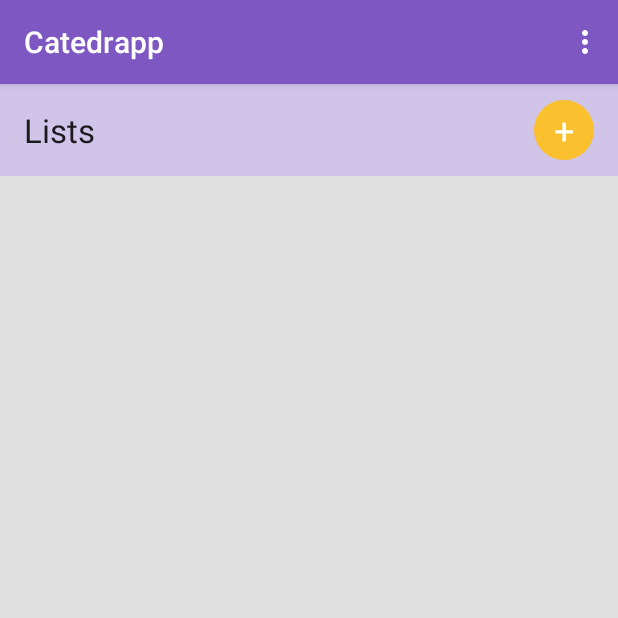
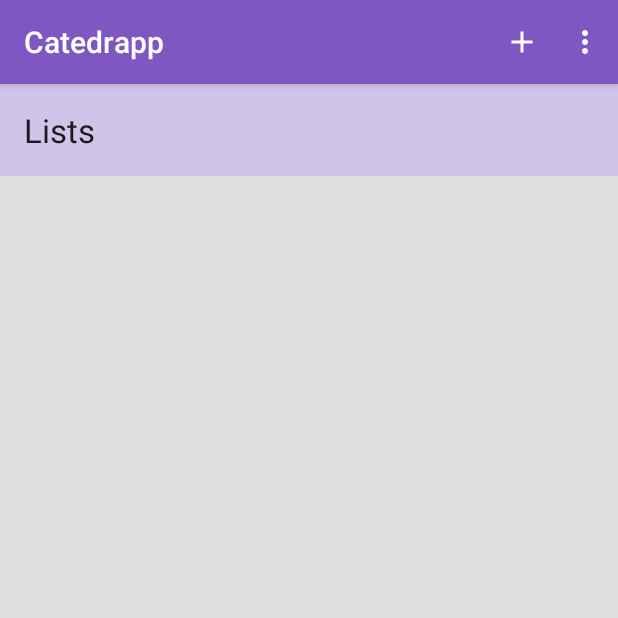
Before and after one commit to Marvalero/catedrak, an Android app: the screen it shows after launch (MainActivity), on a phone screen of 412 x 824 dp, the top half of it. Run offline under Robolectric (Android 15) with nearby library versions, the phone set to English and light mode, and no system bars.

Commit message:
Refactor on add icon

```diff
--- /dev/null
+++ b/Catedrapp/app/src/main/res/drawable/ic_add_white_24px.xml
@@ -0,0 +1,9 @@
+<vector xmlns:android="http://schemas.android.com/apk/res/android"
+        android:width="24dp"
+        android:height="24dp"
+        android:viewportWidth="24.0"
+        android:viewportHeight="24.0">
+    <path
+        android:pathData="M19,13h-6v6h-2v-6H5v-2h6V5h2v6h6v2z"
+        android:fillColor="#FFFFFF"/>
+</vector>
--- a/Catedrapp/app/src/main/res/layout/activity_main.xml
+++ b/Catedrapp/app/src/main/res/layout/activity_main.xml
@@ -19,22 +19,6 @@
             android:padding="16dp"
             android:text="@string/lit_lists"
             android:textAppearance="@style/TextAppearance.AppCompat.Large" />
-
-        <TextView
-            android:id="@+id/party_size_text_view"
-            android:layout_width="40dp"
-            android:layout_height="40dp"
-            android:layout_alignParentEnd="true"
-            android:layout_centerVertical="true"
-            android:layout_gravity="center"
-            android:layout_marginEnd="16dp"
-            android:background="@drawable/circle"
-            android:fontFamily="sans-serif"
-            android:gravity="center"
-            android:text="+"
-            android:onClick="onClickAddNewList"
-            android:textColor="@android:color/white"
-            android:textSize="24sp" />
     </RelativeLayout>
 
     <ProgressBar
--- a/Catedrapp/app/src/main/res/menu/main_menu.xml
+++ b/Catedrapp/app/src/main/res/menu/main_menu.xml
@@ -2,7 +2,14 @@
 <menu xmlns:app="http://schemas.android.com/apk/res-auto"
     xmlns:android="http://schemas.android.com/apk/res/android">
 
+    <item android:title="@string/lit_add"
+        android:orderInCategory="100"
+        android:icon="@drawable/ic_add_white_24px"
+        android:id="@+id/maimen_add"
+        app:showAsAction="always"/>
+
     <item android:title="@string/lit_import"
+        android:orderInCategory="100"
         android:id="@+id/maimen_import"
         app:showAsAction="never"/>
 </menu>
--- a/Catedrapp/app/src/main/res/values/strings.xml
+++ b/Catedrapp/app/src/main/res/values/strings.xml
@@ -4,6 +4,6 @@
     <!--Literals-->
     <string name="lit_lists">Lists</string>
     <string name="lit_import">Import Lists</string>
-    <string name="lit_add">Add</string>
+    <string name="lit_add">+</string>
 
 </resources>
```
Also changed, not shown: Catedrapp/app/src/main/java/com/valero/catedrak/catedrapp/MainActivity.java (+5 -2 lines), Catedrapp/app/src/main/res/drawable/ic_search_white_24px.xml (added, +9 -0 lines).
